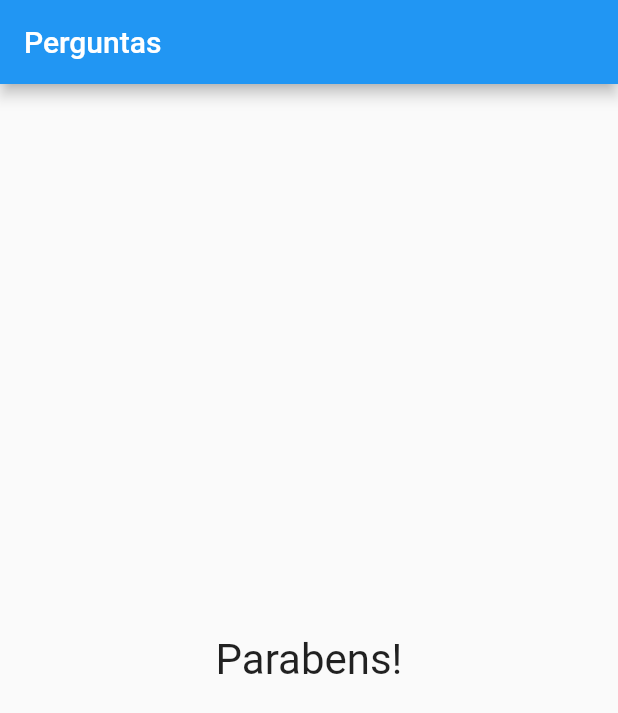
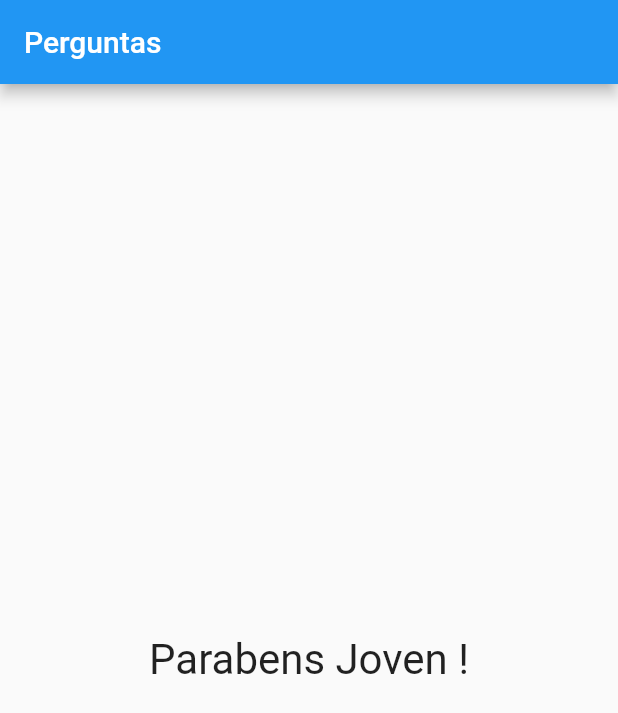
Before and after one commit to cherobim22/Flutter, a Flutter app: the screen it shows after launch, after a tap on "azul", after a tap on "motoboy", after a tap on "comer", on a phone screen of 412 x 824 dp. Shown: the top 713 px of the screen. Run offline on Flutter 3.47's test engine with Material 2 defaults, Android fonts, the phone set to English and light mode, and no system bars.

Commit message:
add result component

```diff
--- /dev/null
+++ b/dev/lib/components/result.dart
@@ -0,0 +1,22 @@
+// ignore_for_file: deprecated_member_use
+
+import 'package:flutter/material.dart';
+
+class Result extends StatelessWidget {
+
+ String text;
+
+ Result(this.text);
+
+  @override
+  Widget build(BuildContext context){
+    return  Center(
+      child: Text(
+          text,
+          style: const TextStyle(
+          fontSize: 28
+          ),
+        ),
+      );
+  }
+}
--- a/dev/lib/main.dart
+++ b/dev/lib/main.dart
@@ -1,6 +1,7 @@
 import 'package:flutter/material.dart';
 import 'components/question.dart';
 import 'components/answear.dart';
+import 'components/result.dart';
 
 void main() {
   runApp(const PerguntaApp());
@@ -53,15 +54,7 @@ class _PerguntaAppState extends State<PerguntaApp>{
             ...widgets // todos os elementos na lista
 
           ],
-        ) : const Center(
-          child: Text(
-            'Parabens!',
-            style: TextStyle(
-              fontSize: 28
-            ),
-
-            ),
-        ),
+        ) : Result("Parabens Joven !")
       ),
     );
   }
```
